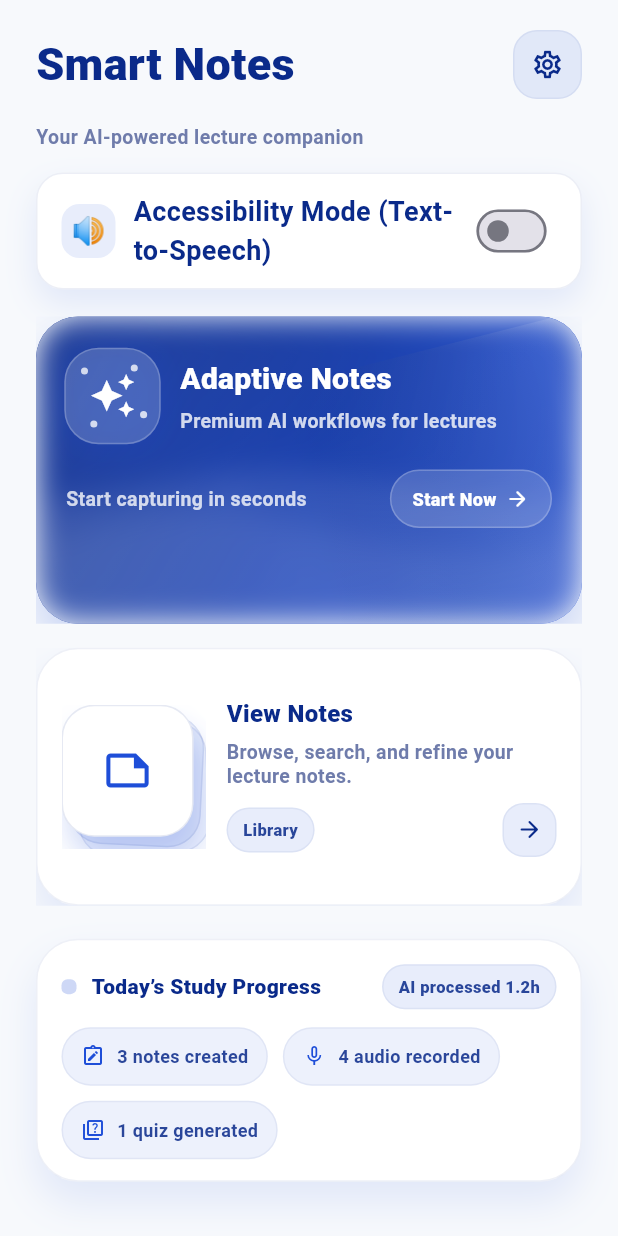
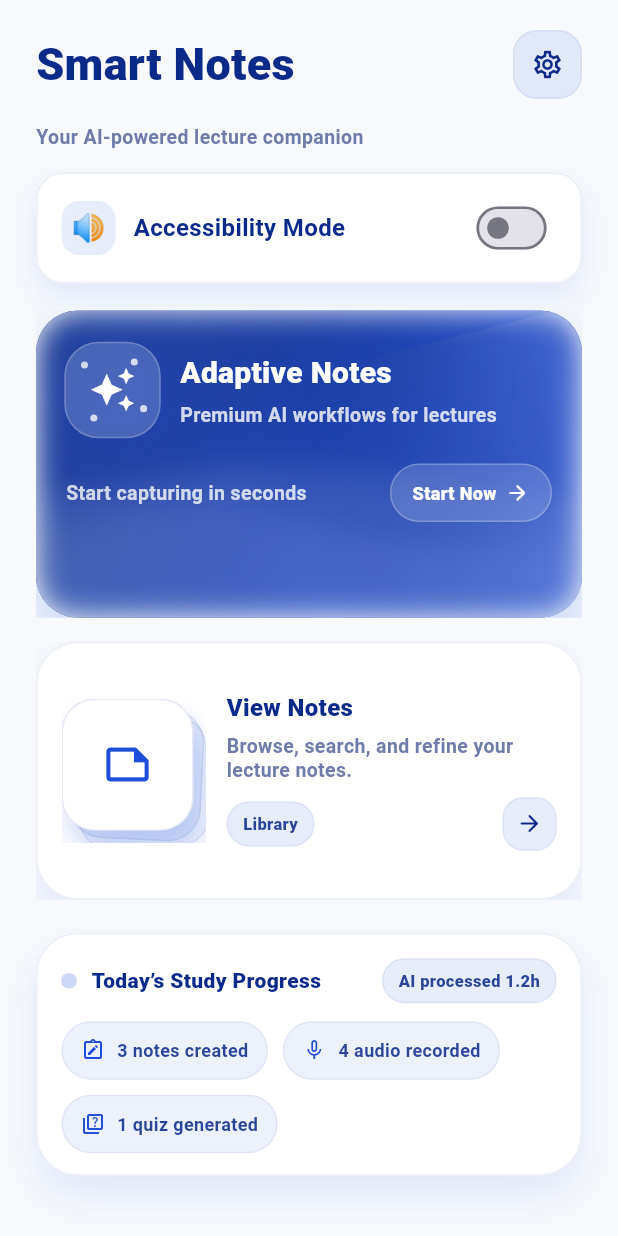
Before and after one commit to dyuhti/LectraAi, a Flutter app: the HomeScreen screen opened directly, on a phone screen of 412 x 824 dp. Run offline on Flutter 3.47's test engine with Material 3 defaults, Android fonts, the light colour scheme and no system bars; our stand-ins replace camera, file_picker, flutter_local_notifications, flutter_secure_storage, flutter_tts, get and 4 more; missing offline and left inert: google_mlkit_text_recognition, record, syncfusion_flutter_pdf; accounts and stored records are empty; network calls fail; Roboto replaces fonts that are missing (Poppins).

Commit message:
toggle button update

```diff
--- a/lib/screens/home_screen.dart
+++ b/lib/screens/home_screen.dart
@@ -236,11 +236,12 @@ class _AccessibilityToggleCard extends StatelessWidget {
               crossAxisAlignment: CrossAxisAlignment.start,
               children: [
                 const Text(
-                  'Accessibility Mode (Text-to-Speech)',
+                  'Accessibility Mode',
                   style: TextStyle(
                     color: _HomeScreenState._navy,
-                    fontSize: 18,
-                    fontWeight: FontWeight.bold,
+                    fontSize: 16,
+                    fontWeight: FontWeight.w600,
+                    // color: Colors.black87, // If you want to use black87 instead, uncomment this line
                   ),
                 ),
               ],
```
Also changed, not shown: lib/widgets/global_accessibility_overlay.dart (+38 -1 lines), lib/widgets/tts_control_widget.dart (+3 -6 lines).
